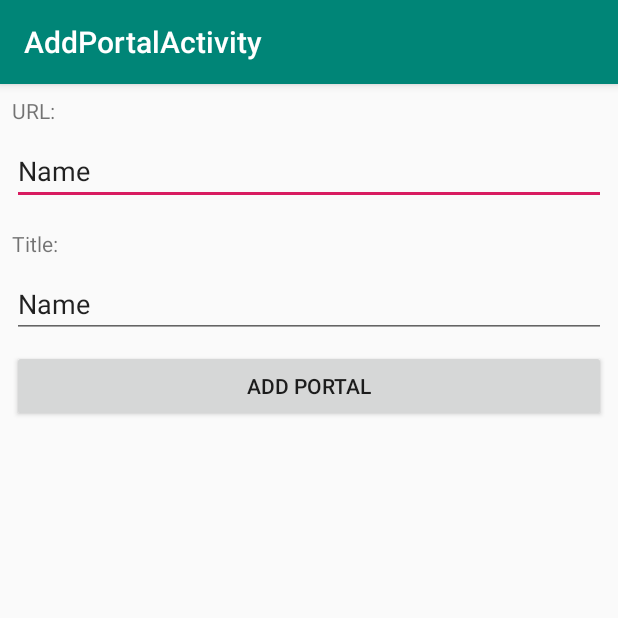
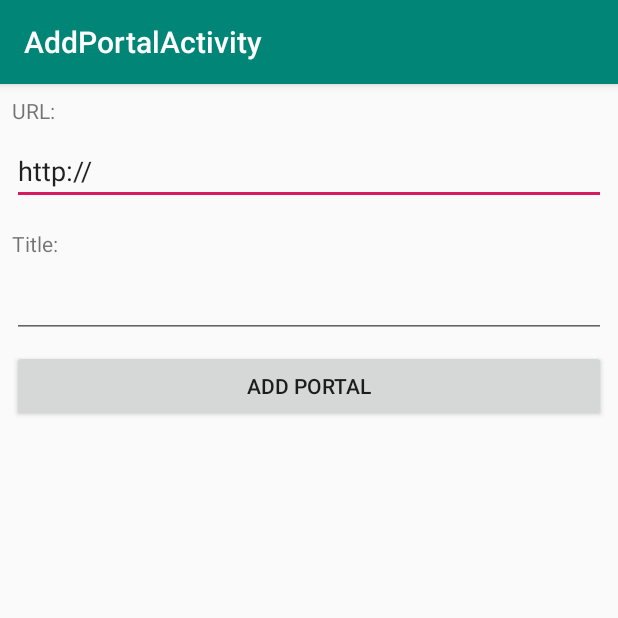
Before and after one commit to kimvandueren/StudentPortal, an Android app: the AddPortalActivity screen opened directly, with no data from a screen before it, after a tap on "ADD PORTAL", on a phone screen of 412 x 824 dp, the top half of it. Run offline under Robolectric (Android 15) with nearby library versions, the phone set to English and light mode, and no system bars.

Commit message:
open AddPortal

```diff
--- a/app/src/main/java/com/example/kim/studentportal/AddPortalActivity.java
+++ b/app/src/main/java/com/example/kim/studentportal/AddPortalActivity.java
@@ -1,5 +1,6 @@
 package com.example.kim.studentportal;
 
+import android.content.Intent;
 import android.os.Bundle;
 import android.support.design.widget.FloatingActionButton;
 import android.support.design.widget.Snackbar;
@@ -10,7 +11,13 @@ import android.widget.Button;
 import android.widget.EditText;
 import android.widget.TextView;
 
+import java.util.ArrayList;
+
 public class AddPortalActivity extends AppCompatActivity {
+
+    public ArrayList<String> urlList = new ArrayList<>();
+    public ArrayList<String> titleList = new ArrayList<>();
+
 
     @Override
     protected void onCreate(Bundle savedInstanceState) {
@@ -19,13 +26,20 @@ public class AddPortalActivity extends AppCompatActivity {
         Toolbar toolbar = (Toolbar) findViewById(R.id.toolbar);
         setSupportActionBar(toolbar);
 
-        EditText editUrlText = findViewById(R.id.editUrlText);
-        EditText editTitleText = findViewById(R.id.editTitleText);
+        final EditText editUrlText = findViewById(R.id.editUrlText);
+        final EditText editTitleText = findViewById(R.id.editTitleText);
 
         Button button = findViewById(R.id.button);
         button.setOnClickListener(new View.OnClickListener() {
             public void onClick(View view){
+                urlList.add(editUrlText.getText().toString());
+                titleList.add(editTitleText.getText().toString());
 
+                editUrlText.setText("http://");
+                editTitleText.setText("");
+
+                System.out.println(urlList);
+                System.out.println(titleList);
             }
         });
 
--- a/app/src/main/java/com/example/kim/studentportal/OverviewActivity.java
+++ b/app/src/main/java/com/example/kim/studentportal/OverviewActivity.java
@@ -1,5 +1,6 @@
 package com.example.kim.studentportal;
 
+import android.content.Intent;
 import android.os.Bundle;
 import android.support.design.widget.FloatingActionButton;
 import android.support.design.widget.Snackbar;
@@ -9,6 +10,8 @@ import android.support.v7.widget.Toolbar;
 import android.view.View;
 import android.view.Menu;
 import android.view.MenuItem;
+
+import java.util.ArrayList;
 
 public class OverviewActivity extends AppCompatActivity {
 
@@ -25,7 +28,8 @@ public class OverviewActivity extends AppCompatActivity {
         addPortal.setOnClickListener(new View.OnClickListener() {
             @Override
             public void onClick(View view) {
-
+                Intent intent = new Intent(OverviewActivity.this, AddPortalActivity.class);
+                startActivity(intent);
             }
         });
     }
--- a/app/src/main/res/layout/content_add_portal.xml
+++ b/app/src/main/res/layout/content_add_portal.xml
@@ -30,7 +30,7 @@
         android:layout_marginBottom="8dp"
         android:ems="10"
         android:inputType="textPersonName"
-        android:text="Name"
+        android:text="http://"
         app:layout_constraintBottom_toTopOf="@+id/titleText"
         app:layout_constraintEnd_toEndOf="parent"
         app:layout_constraintStart_toStartOf="parent"
@@ -58,7 +58,6 @@
         android:layout_marginBottom="8dp"
         android:ems="10"
         android:inputType="textPersonName"
-        android:text="Name"
         app:layout_constraintBottom_toTopOf="@+id/button"
         app:layout_constraintEnd_toEndOf="parent"
         app:layout_constraintStart_toStartOf="parent"
```
